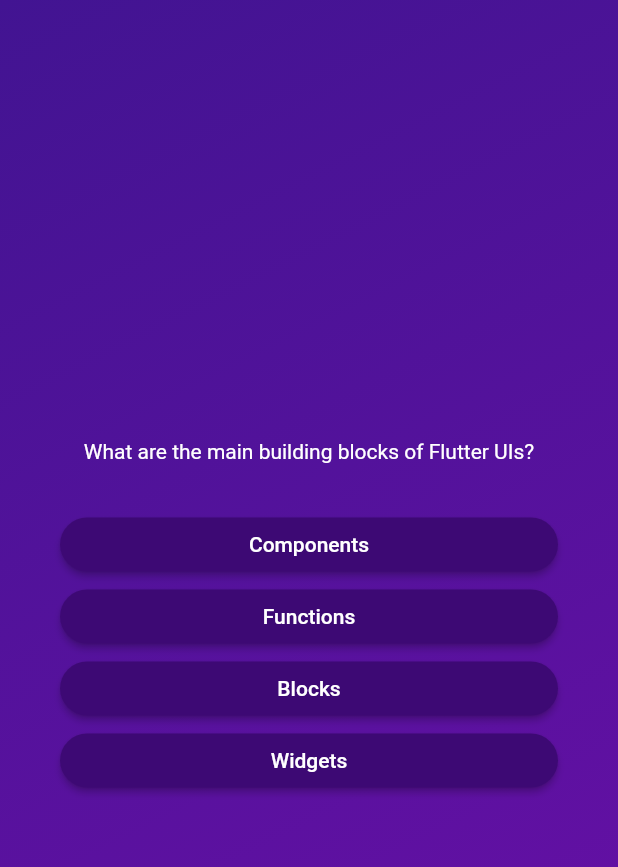
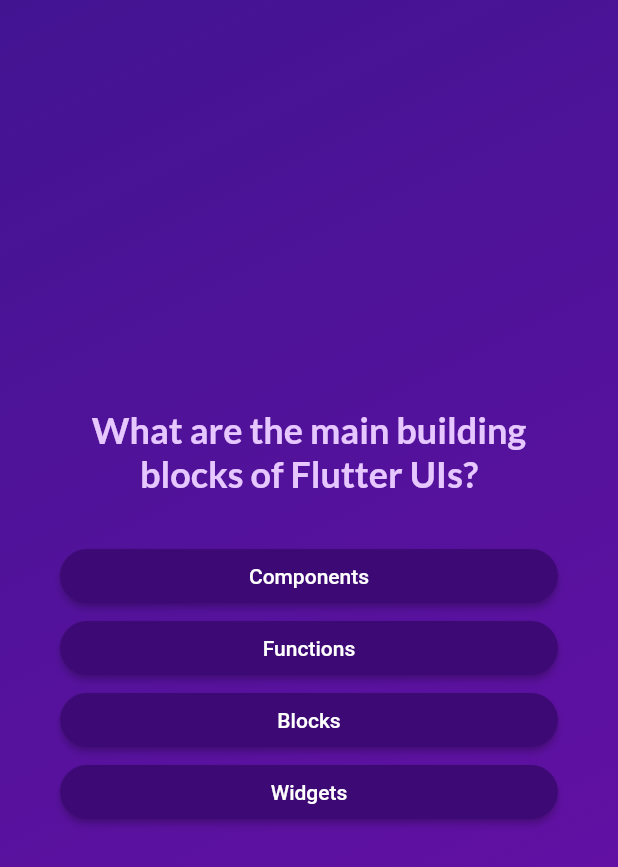
Before and after one commit to Sunnnyyy16/Flutter_Study, a Flutter app: the screen it shows after launch, after a tap on "Start Quiz", on a phone screen of 412 x 824 dp. Shown: the top 867 px of the screen. Run offline on Flutter 3.47's test engine with Material 2 defaults, Android fonts, the phone set to English and light mode, and no system bars; our stand-ins replace google_fonts.

Commit message:
add fonts style

```diff
--- a/second_app/lib/questions_screen.dart
+++ b/second_app/lib/questions_screen.dart
@@ -1,4 +1,6 @@
 import 'package:flutter/material.dart';
+import 'package:google_fonts/google_fonts.dart';
+
 import 'package:second_app/answer_button.dart';
 import 'package:second_app/data/questions.dart';
 
@@ -36,8 +38,10 @@
           children: [
             Text(
               currentQuestion.text,
-              style: const TextStyle(
-                color: Colors.white,
+              style: GoogleFonts.lato(
+                color: const Color.fromARGB(255, 231, 199, 255),
+                fontSize: 24,
+                fontWeight: FontWeight.bold,
               ),
               textAlign: TextAlign.center,
             ),
--- a/second_app/lib/start_screen.dart
+++ b/second_app/lib/start_screen.dart
@@ -1,4 +1,5 @@
 import 'package:flutter/material.dart';
+import 'package:google_fonts/google_fonts.dart';
 
 class StartScreen extends StatelessWidget {
   const StartScreen(this.startQuiz, {super.key});
@@ -24,10 +25,10 @@
           //   ),
           // ),
           const SizedBox(height: 80),
-          const Text(
+          Text(
             'Learn Flutter the fun way!',
-            style: TextStyle(
-              color: Color.fromARGB(255, 246, 233, 253),
+            style: GoogleFonts.lato(
+              color: const Color.fromARGB(255, 246, 233, 253),
               fontSize: 24,
             ),
           ),
--- a/second_app/pubspec.yaml
+++ b/second_app/pubspec.yaml
@@ -35,6 +35,7 @@
   # The following adds the Cupertino Icons font to your application.
   # Use with the CupertinoIcons class for iOS style icons.
   cupertino_icons: ^1.0.2
+  google_fonts: ^6.1.0
 
 dev_dependencies:
   flutter_test:
```
Also changed, not shown: second_app/pubspec.lock, 1 other file.
